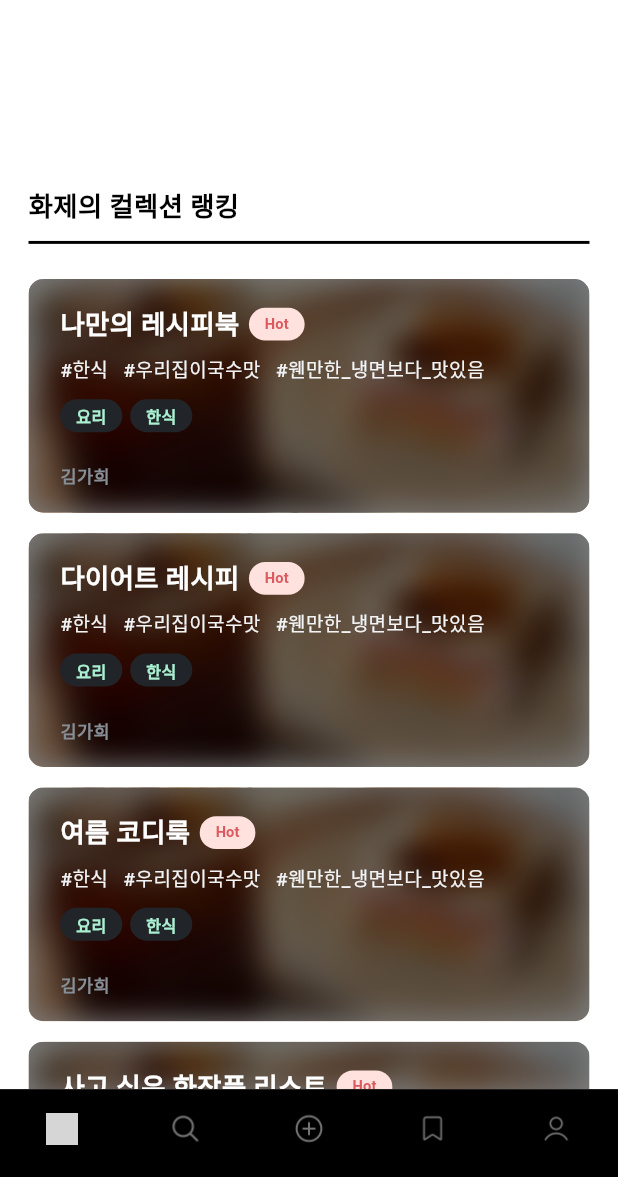
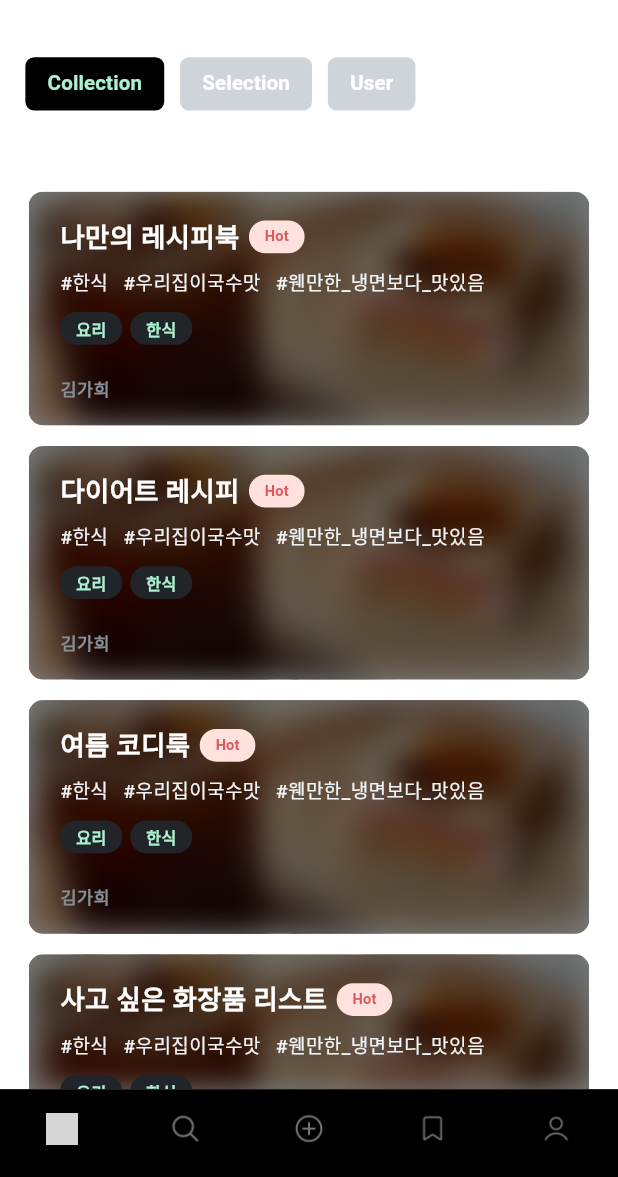
Before and after one commit to collecter1110/collecter, a Flutter app: the screen it shows after launch, on a phone screen of 412 x 824 dp, the part 59-1236 px from its top. Run offline on Flutter 3.47's test engine with Material 3 defaults, Android fonts, the light colour scheme and no system bars; our stand-ins replace flutter_screenutil; Roboto replaces fonts that are missing (Pretendard, PretendardRegular); grey boxes are pictures that could not be loaded.

Commit message:
feat : Apply HomeScreen tab bar

```diff
--- /dev/null
+++ b/lib/components/widget/ranking_collection_widget.dart
@@ -0,0 +1,39 @@
+import 'package:flutter/material.dart';
+import 'package:flutter_screenutil/flutter_screenutil.dart';
+
+import '../card/ranking_collection.dart';
+
+class RankingCollectionWidget extends StatelessWidget {
+  const RankingCollectionWidget({super.key});
+
+  @override
+  Widget build(BuildContext context) {
+    List<String> _name = [
+      '나만의 레시피북',
+      '다이어트 레시피',
+      '여름 코디룩',
+      '사고 싶은 화장품 리스트',
+      '저소음 기계식 키보드 리스트',
+      '읽은 책 목록',
+      '읽고 싶은 책 목록',
+    ];
+    final double _collectionRatio = 2.4;
+    return GridView.builder(
+        padding: EdgeInsets.symmetric(vertical: 38.0.h),
+        shrinkWrap: true,
+        physics: NeverScrollableScrollPhysics(),
+        gridDelegate: SliverGridDelegateWithFixedCrossAxisCount(
+          crossAxisCount: 1,
+          mainAxisSpacing: 14.0.h,
+          crossAxisSpacing: 10.0.w,
+          childAspectRatio: _collectionRatio,
+        ),
+        itemCount: _name.length,
+        itemBuilder: (context, index) {
+          return RankingCollection(
+            index: index,
+            ratio: _collectionRatio,
+          );
+        });
+  }
+}
--- /dev/null
+++ b/lib/components/widget/selection_widget.dart
@@ -0,0 +1,30 @@
+import 'package:flutter/material.dart';
+import 'package:flutter_screenutil/flutter_screenutil.dart';
+
+import '../card/selection.dart';
+
+class SelectionWidget extends StatelessWidget {
+  const SelectionWidget({super.key});
+
+  @override
+  Widget build(BuildContext context) {
+    return GridView.builder(
+      padding: EdgeInsets.symmetric(vertical: 38.0.h),
+      shrinkWrap: true,
+      physics: NeverScrollableScrollPhysics(),
+      gridDelegate: SliverGridDelegateWithFixedCrossAxisCount(
+        crossAxisCount: 2,
+        mainAxisSpacing: 24.0.h,
+        crossAxisSpacing: 12.0.w,
+        childAspectRatio: 0.7,
+      ),
+      itemCount: 7,
+      itemBuilder: (context, index) {
+        return Selection(
+          index: index,
+          //ratio: 0.8,
+        );
+      },
+    );
+  }
+}
--- /dev/null
+++ b/lib/components/widget/user_widget.dart
@@ -0,0 +1,10 @@
+import 'package:flutter/material.dart';
+
+class UserWidget extends StatelessWidget {
+  const UserWidget({super.key});
+
+  @override
+  Widget build(BuildContext context) {
+    return Container(color: Colors.pink);
+  }
+}
--- a/lib/page/collection/collection_detail_screen.dart
+++ b/lib/page/collection/collection_detail_screen.dart
@@ -1,3 +1,4 @@
+import 'package:collect_er/components/widget/selection_widget.dart';
 import 'package:flutter/material.dart';
 import 'package:flutter_screenutil/flutter_screenutil.dart';
 
@@ -145,23 +146,7 @@ class CollectionDetailScreen extends StatelessWidget {
                       horizontal: 18.0.w,
                       vertical: 20.0.h,
                     ),
-                    child: GridView.builder(
-                      shrinkWrap: true,
-                      physics: NeverScrollableScrollPhysics(),
-                      gridDelegate: SliverGridDelegateWithFixedCrossAxisCount(
-                        crossAxisCount: 2,
-                        mainAxisSpacing: 24.0.h,
-                        crossAxisSpacing: 12.0.w,
-                        childAspectRatio: 0.7,
-                      ),
-                      itemCount: 7,
-                      itemBuilder: (context, index) {
-                        return Selection(
-                          index: index,
-                          //ratio: 0.8,
-                        );
-                      },
-                    ),
+                    child: SelectionWidget(),
                   ),
                 ],
               ),
--- a/lib/page/home_page/home_screen.dart
+++ b/lib/page/home_page/home_screen.dart
@@ -5,22 +5,39 @@ import '../../components/button/category_button.dart';
 
 import '../../components/constants/screen_size.dart';
 import '../../components/card/ranking_collection.dart';
+import '../../components/widget/ranking_collection_widget.dart';
+import '../../components/widget/selection_widget.dart';
+import '../../components/widget/user_widget.dart';
 
-class HomeScreen extends StatelessWidget {
+class HomeScreen extends StatefulWidget {
   const HomeScreen({super.key});
 
   @override
+  State<HomeScreen> createState() => _HomeScreenState();
+}
+
+class _HomeScreenState extends State<HomeScreen>
+    with SingleTickerProviderStateMixin {
+  TabController? _tabController;
+
+  @override
+  void initState() {
+    super.initState();
+    _tabController = TabController(length: 3, vsync: this);
+    _tabController?.addListener(() {
+      setState(() {
+        // _currentTabIndex = _tabController?.index ?? 0;
+      });
+    });
+  }
+
+  void _onTap(int index) {
+    _tabController!.animateTo(index);
+    print('object');
+  }
+
+  @override
   Widget build(BuildContext context) {
-    List<String> _name = [
-      '나만의 레시피북',
-      '다이어트 레시피',
-      '여름 코디룩',
-      '사고 싶은 화장품 리스트',
-      '저소음 기계식 키보드 리스트',
-      '읽은 책 목록',
-      '읽고 싶은 책 목록',
-    ];
-
     List<String> _titleName = [
       '화제의 컬랙션 랭킹',
       '많이 검색한 키워드',
@@ -28,7 +45,7 @@ class HomeScreen extends StatelessWidget {
     ];
 
     final double _selectionRatio = 0.8;
-    final double _collectionRatio = 2.4;
+
     return PopScope(
       canPop: true,
       onPopInvoked: (bool didPop) {
@@ -39,8 +56,9 @@ class HomeScreen extends StatelessWidget {
         print('뒤로가기');
       },
       child: Scaffold(
-        body: CustomScrollView(
-          slivers: [
+          body: NestedScrollView(
+        headerSliverBuilder: (BuildContext context, bool innerBoxIsScrolled) {
+          return [
             SliverAppBar(
               pinned: true,
               toolbarHeight: 64.0.h,
@@ -53,48 +71,46 @@ class HomeScreen extends StatelessWidget {
                 fontWeight: FontWeight.w700,
                 fontSize: 18.0.sp,
               ),
-              //collapsedBackgroundColor: Colors.red, // 스크롤 시 타이틀 색상
               flexibleSpace: LayoutBuilder(
                 builder: (BuildContext context, BoxConstraints constraints) {
                   return FlexibleSpaceBar(
                     expandedTitleScale: 1,
-                    centerTitle: true,
+                    centerTitle: false,
                     titlePadding: EdgeInsets.zero,
                     title: Container(
                       color: Colors.white,
                       child: Padding(
                         padding: EdgeInsets.symmetric(
                             vertical: 10.0.h, horizontal: 16.0.w),
-                        child: Row(
-                          mainAxisAlignment: MainAxisAlignment.start,
-                          children: [
-                            // InkWell(
-                            //   onTap: () {},
-                            //   child: CategoryButton(
-                            //     categoryName: 'Collection',
-                            //     categoryState: false,
-                            //   ),
-                            // ),
-                            // SizedBox(
-                            //   width: 8.0.w,
-                            // ),
-                            // InkWell(
-                            //   onTap: () {},
-                            //   child: CategoryButton(
-                            //     categoryName: 'Selection',
-                            //     categoryState: true,
-                            //   ),
-                            // ),
-                            // SizedBox(
-                            //   width: 8.0.w,
-                            // ),
-                            // InkWell(
-                            //   onTap: () {},
-                            //   child: CategoryButton(
-                            //     categoryName: 'User',
-                            //     categoryState: false,
-                            //   ),
-                            // ),
+                        child: TabBar(
+                          controller: _tabController,
+                          dividerHeight: 0,
+                          indicatorColor: Colors.transparent,
+                          isScrollable: true,
+                          labelPadding: EdgeInsets.only(left: 0, right: 10.w),
+                          tabAlignment: TabAlignment.start,
+                          onTap: (value) {
+                            _onTap(value);
+                          },
+                          tabs: [
+                            Tab(
+                              child: CategoryButton(
+                                categoryName: 'Collection',
+                                categoryState: _tabController!.index == 0,
+                              ),
+                            ),
+                            Tab(
+                              child: CategoryButton(
+                                categoryName: 'Selection',
+                                categoryState: _tabController!.index == 1,
+                              ),
+                            ),
+                            Tab(
+                              child: CategoryButton(
+                                categoryName: 'User',
+                                categoryState: _tabController!.index == 2,
+                              ),
+                            ),
                           ],
                         ),
                       ),
@@ -129,65 +145,66 @@ class HomeScreen extends StatelessWidget {
                 },
               ),
             ),
-            SliverPadding(
-              padding: EdgeInsets.symmetric(horizontal: 18.0.w),
-              sliver: SliverToBoxAdapter(
-                child: Column(
-                  children: [
-                    SizedBox(
-                      height: 34.0.h,
-                    ),
-                    Row(
-                      mainAxisAlignment: MainAxisAlignment.spaceBetween,
-                      children: [
-                        Text(
-                          '화제의 컬렉션 랭킹',
-                          style: TextStyle(
-                            color: Colors.black,
-                            fontWeight: FontWeight.w700,
-                            fontSize: 18.0.sp,
-                          ),
-                        ),
-                      ],
-                    ),
-                    Padding(
-                      padding: EdgeInsets.only(top: 12.0.h, bottom: 4.0.h),
-                      child: Divider(
-                        color: Colors.black,
-                        thickness: 2.0.h,
-                        height: 0,
-                      ),
-                    ),
-                  ],
-                ),
+          ];
+        },
+        // SliverPadding(
+        //   padding: EdgeInsets.symmetric(horizontal: 18.0.w),
+        //   sliver: SliverToBoxAdapter(
+        //     child: Column(
+        //       children: [
+        //         SizedBox(
+        //           height: 34.0.h,
+        //         ),
+        //         Row(
+        //           mainAxisAlignment: MainAxisAlignment.spaceBetween,
+        //           children: [
+        //             Text(
+        //               '화제의 컬렉션 랭킹',
+        //               style: TextStyle(
+        //                 color: Colors.black,
+        //                 fontWeight: FontWeight.w700,
+        //                 fontSize: 18.0.sp,
+        //               ),
+        //             ),
+        //           ],
+        //         ),
+        //         Padding(
+        //           padding: EdgeInsets.only(top: 12.0.h, bottom: 4.0.h),
+        //           child: Divider(
+        //             color: Colors.black,
+        //             thickness: 2.0.h,
+        //             height: 0,
+        //           ),
+        //         ),
+        //       ],
+        //     ),
+        //   ),
+        // ),
+
+        body: TabBarView(
+          controller: _tabController,
+          children: [
+            Padding(
+              padding: EdgeInsets.symmetric(
+                horizontal: 18.0.w,
               ),
+              child: RankingCollectionWidget(),
             ),
-            SliverPadding(
-              padding:
-                  EdgeInsets.symmetric(horizontal: 18.0.w, vertical: 20.0.h),
-              sliver: SliverGrid(
-                delegate: SliverChildBuilderDelegate(
-                  (context, index) => Column(
-                    children: [
-                      RankingCollection(
-                        index: index,
-                        ratio: _collectionRatio,
-                      )
-                    ],
-                  ),
-                  childCount: _name.length,
-                ),
-                gridDelegate: SliverGridDelegateWithFixedCrossAxisCount(
-                  crossAxisCount: 1,
-                  mainAxisSpacing: 14.0.h,
-                  crossAxisSpacing: 10.0.w,
-                  childAspectRatio: _collectionRatio,
-                ),
+            Padding(
+              padding: EdgeInsets.symmetric(
+                horizontal: 18.0.w,
               ),
-            )
+              child: SelectionWidget(),
+            ),
+            Padding(
+              padding: EdgeInsets.symmetric(
+                horizontal: 18.0.w,
+              ),
+              child: UserWidget(),
+            ),
           ],
         ),
-      ),
+      )),
     );
   }
 }
```
